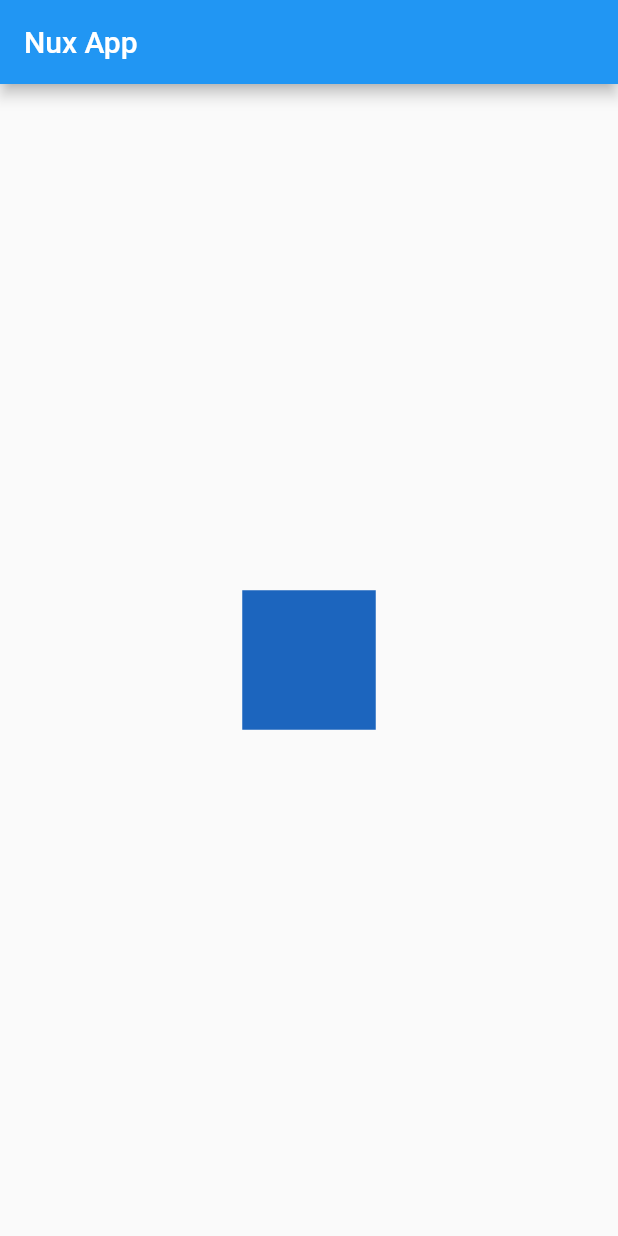
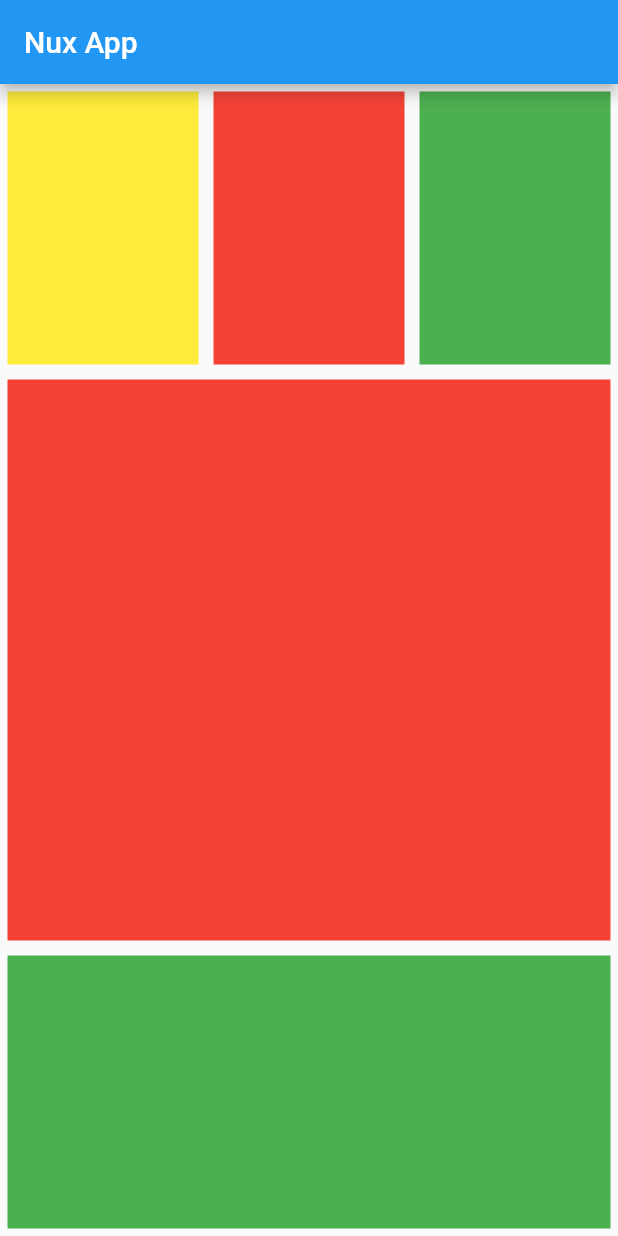
Before and after one commit to Nux-xader/nux_app-FLuter_study, a Flutter app: the screen it shows after launch, on a phone screen of 412 x 824 dp. Run offline on Flutter 3.47's test engine with Material 2 defaults, Android fonts, the phone set to English and light mode, and no system bars.

Commit message:
learn fleible widget and margin on container

```diff
--- a/lib/main.dart
+++ b/lib/main.dart
@@ -23,21 +23,46 @@ class _MyAppState extends State<MyApp> {
         appBar: AppBar(
           title: Text("Nux App"),
         ),
-        body: Center(
-          child: GestureDetector(
-            onTap: () {
-              setState(() {
-
-              });
-            },
-            child: AnimatedContainer(
-              color: Color.fromARGB(255, random.nextInt(256), random.nextInt(256),
-                  random.nextInt(256)),
-              duration: Duration(seconds: 1),
-              width: 50.0 + random.nextInt(101),
-              height: 50.0 + random.nextInt(101),
+        body: Column(
+          children: <Widget>[
+            Flexible(
+              flex: 1,
+              child: Row(
+                children: <Widget>[
+                  Flexible(
+                      flex: 1,
+                      child: Container(
+                        margin: EdgeInsets.all(5),
+                        color: Colors.yellow,
+                      )),
+                  Flexible(
+                      flex: 1,
+                      child: Container(
+                        margin: EdgeInsets.all(5),
+                        color: Colors.red,
+                      )),
+                  Flexible(
+                      flex: 1,
+                      child: Container(
+                        margin: EdgeInsets.all(5),
+                        color: Colors.green,
+                      ))
+                ],
+              ),
             ),
-          ),
+            Flexible(
+                flex: 2,
+                child: Container(
+                  margin: EdgeInsets.all(5),
+                  color: Colors.red,
+                )),
+            Flexible(
+                flex: 1,
+                child: Container(
+                  margin: EdgeInsets.all(5),
+                  color: Colors.green,
+                ))
+          ],
         ),
       ),
     );
```
